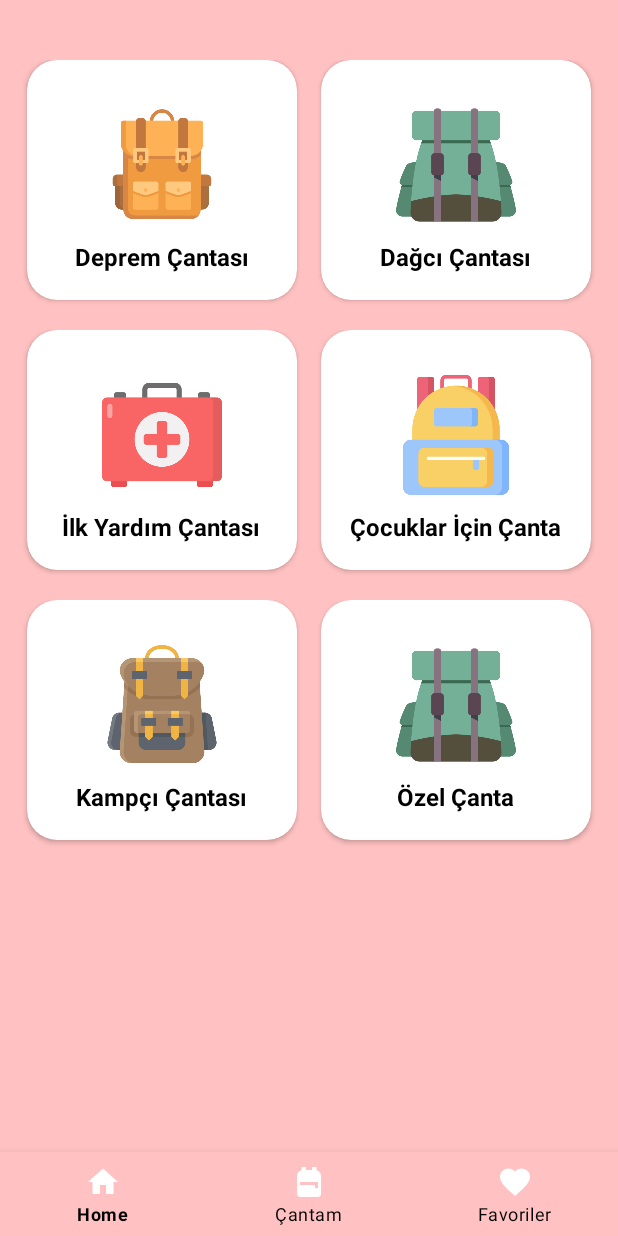
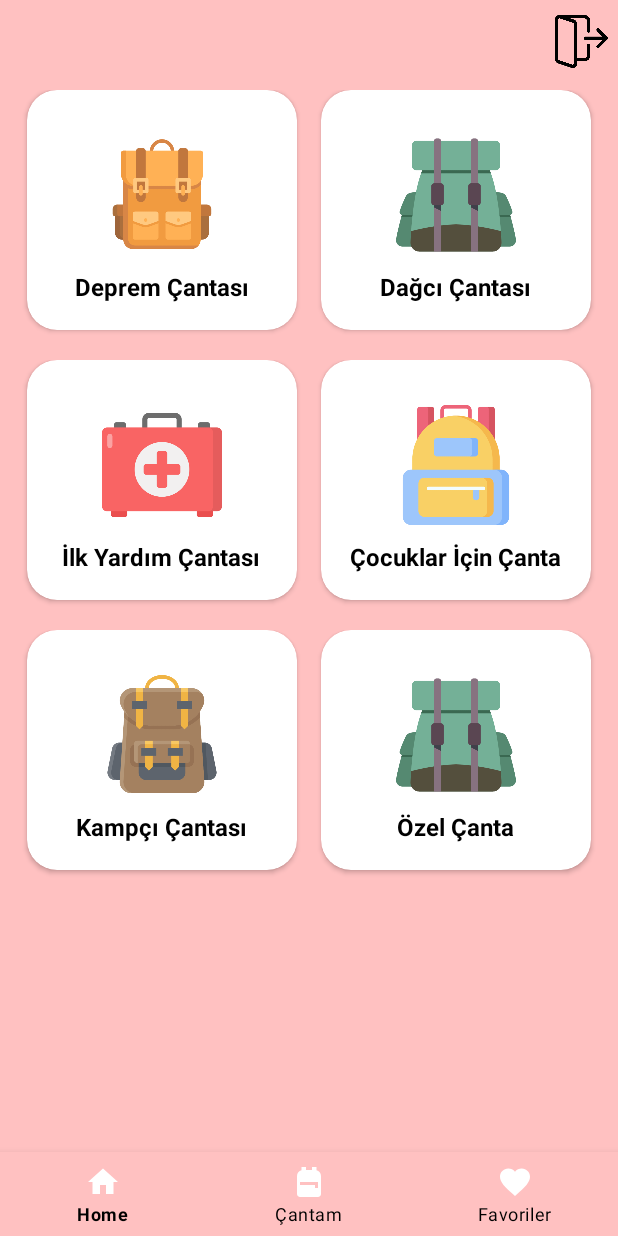
Before and after one commit to IsikParlar/SurvivalPack-Android-App, an Android app: the AnaEkranActivity screen opened directly, with no data from a screen before it, on a phone screen of 412 x 824 dp. Run offline under Robolectric (Android 15) with nearby library versions, the phone set to English and light mode, and no system bars; our stand-ins replace Firebase (no records; nobody signed in at launch, a user with empty details on screens opened directly); Roboto replaces fonts that are not available here.

Commit message:
Survival Pack (Firebase email verification and logout added)

```diff
--- a/app/src/main/java/com/example/survivalpack/activity/AnaEkranActivity.java
+++ b/app/src/main/java/com/example/survivalpack/activity/AnaEkranActivity.java
@@ -11,13 +11,15 @@ import androidx.appcompat.app.AppCompatActivity;
 import androidx.core.content.ContextCompat;
 import com.example.survivalpack.R;
 import com.google.android.material.bottomnavigation.BottomNavigationView;
+import com.google.android.material.navigation.NavigationBarView;
+import com.google.firebase.auth.FirebaseAuth;
 import com.google.firebase.database.DatabaseReference;
 import com.google.firebase.database.FirebaseDatabase;
 
 public class AnaEkranActivity extends AppCompatActivity {
 
     //tasarımda kullanacağımız öğeleri tanımlıyoruz
-    public Button btnbackpackdeprem, btnbackpackx, btnbackpackilkyardim, btnbackpackcocuk,btnbackpackkamp,btnbackpackozel;
+    public Button btnbackpackdeprem, btnbackpackx, btnbackpackilkyardim, btnbackpackcocuk,btnbackpackkamp,btnbackpackozel,buttonSignOut;
 
     private ListView listView;
     private FirebaseDatabase database;
@@ -37,6 +39,7 @@ public class AnaEkranActivity extends AppCompatActivity {
         btnbackpackilkyardim = findViewById(R.id.btnbackpackilkyardim);
         btnbackpackkamp = findViewById(R.id.btnbackpackkamp);
         btnbackpackozel = findViewById(R.id.btnbackpackozel);
+        buttonSignOut = findViewById(R.id.buttonSignOut);
 
         database = FirebaseDatabase.getInstance();
         myRef = database.getReference("Urunler");
@@ -99,9 +102,41 @@ public class AnaEkranActivity extends AppCompatActivity {
             }
         });
 
-        BottomNavigationView bottomNavigationView = findViewById(R.id.bottom_navigation);
+        buttonSignOut.setOnClickListener(new View.OnClickListener() {
+            @Override
+            public void onClick(View v) {
+                FirebaseAuth.getInstance().signOut();
+                Intent intent = new Intent(AnaEkranActivity.this,LoginActivity.class);
+                startActivity(intent);
+            }
+        });
+
+        BottomNavigationView bottomNavigationView = (BottomNavigationView) findViewById(R.id.bottom_navigation);
         bottomNavigationView.setSelectedItemId(R.id.anasayfa);
-        bottomNavigationView.setOnNavigationItemSelectedListener(new BottomNavigationView.OnNavigationItemSelectedListener() {
+
+       /* bottomNavigationView.setOnNavigationItemSelectedListener(new BottomNavigationView.OnNavigationItemSelectedListener() {
+            @Override
+            public boolean onNavigationItemSelected(@NonNull MenuItem item) {
+                switch (item.getItemId()){
+                    case R.id.anasayfa:
+                        startActivity(new Intent(getApplicationContext(), AnaEkranActivity.class));
+                        overridePendingTransition(0,0);
+                        return true;
+                    case R.id.cantam:
+                        startActivity(new Intent(getApplicationContext(), CantamActivity.class));
+                        overridePendingTransition(0,0);
+                        return true;
+                    case R.id.favorite:
+                        startActivity(new Intent(getApplicationContext(), FavoriActivity.class));
+                        overridePendingTransition(0,0);
+                        return true;
+
+                }
+                return false;
+            }
+        });*/
+
+        bottomNavigationView.setOnItemSelectedListener(new NavigationBarView.OnItemSelectedListener() {
             @Override
             public boolean onNavigationItemSelected(@NonNull MenuItem item) {
                 switch (item.getItemId()){
--- a/app/src/main/java/com/example/survivalpack/activity/CantamActivity.java
+++ b/app/src/main/java/com/example/survivalpack/activity/CantamActivity.java
@@ -1,10 +1,7 @@
 package com.example.survivalpack.activity;
 import androidx.annotation.NonNull;
 import androidx.appcompat.app.AppCompatActivity;
-import androidx.appcompat.widget.SearchView;
 import androidx.core.content.ContextCompat;
-import androidx.recyclerview.widget.LinearLayoutManager;
-import androidx.recyclerview.widget.RecyclerView;
 import android.content.Intent;
 import android.os.Bundle;
 import android.view.MenuItem;
@@ -14,10 +11,10 @@ import com.google.android.material.bottomnavigation.BottomNavigationView;
 public class CantamActivity extends AppCompatActivity {
     @Override
     protected void onCreate(Bundle savedInstanceState) {
-
         super.onCreate(savedInstanceState);
         setContentView(R.layout.activity_cantam);
         getWindow().setStatusBarColor(ContextCompat.getColor(CantamActivity.this, R.color.arkaplanrengi));
+
         BottomNavigationView bottomNavigationView = findViewById(R.id.bottom_navigation);
         bottomNavigationView.setSelectedItemId(R.id.cantam);
         bottomNavigationView.setOnNavigationItemSelectedListener(new BottomNavigationView.OnNavigationItemSelectedListener() {
--- a/app/src/main/java/com/example/survivalpack/activity/FavoriActivity.java
+++ b/app/src/main/java/com/example/survivalpack/activity/FavoriActivity.java
@@ -9,8 +9,6 @@ import com.example.survivalpack.R;
 import com.google.android.material.bottomnavigation.BottomNavigationView;
 
 public class FavoriActivity extends AppCompatActivity {
-
-
     @Override
     protected void onCreate(Bundle savedInstanceState) {
         super.onCreate(savedInstanceState);
@@ -33,7 +31,6 @@ public class FavoriActivity extends AppCompatActivity {
                         return true;
                     case R.id.favorite:
                         return true;
-
                 }
                 return false;
             }
--- a/app/src/main/java/com/example/survivalpack/activity/MainActivity.java
+++ b/app/src/main/java/com/example/survivalpack/activity/MainActivity.java
@@ -15,7 +15,6 @@ import android.widget.TextView;
 
 import com.example.survivalpack.R;
 import com.google.firebase.auth.FirebaseAuth;
-import com.google.firebase.auth.FirebaseUser;
 
 public class MainActivity extends AppCompatActivity {
 
@@ -39,7 +38,7 @@ public class MainActivity extends AppCompatActivity {
         buttonFacebook=findViewById(R.id.buttonFacebook);
         buttonTwitter=findViewById(R.id.buttonTwitter);
         buttonInstagram=findViewById(R.id.buttonInstagram);
-        tvRegisterHere=findViewById(R.id.tvRegisterHere);
+        tvRegisterHere=findViewById(R.id.tvForgotPassword);
 
         tvRegisterHere.setOnClickListener(new View.OnClickListener() {
             @Override
--- a/app/src/main/res/layout/activity_anaekran.xml
+++ b/app/src/main/res/layout/activity_anaekran.xml
@@ -27,11 +27,19 @@
             android:layout_width="fill_parent"
             android:layout_height="wrap_content">
 
+            <androidx.appcompat.widget.AppCompatButton
+                android:id="@+id/buttonSignOut"
+                android:layout_width="35dp"
+                android:layout_height="35dp"
+                android:layout_marginLeft="370dp"
+                android:layout_marginTop="10dp"
+                android:background="@drawable/logout" />
+
             <LinearLayout
                 android:layout_width="match_parent"
                 android:layout_height="wrap_content"
                 android:layout_marginLeft="10dp"
-                android:layout_marginTop="40dp"
+                android:layout_marginTop="60dp"
                 android:layout_marginRight="10dp"
                 android:orientation="vertical">
 
```
Also changed, not shown: app/src/main/java/com/example/survivalpack/activity/LoginActivity.java (+18 -6 lines), app/src/main/java/com/example/survivalpack/activity/RegisterActivity.java (+21 -3 lines), app/src/main/java/com/example/survivalpack/activity/User.java (added, +12 -0 lines), app/src/main/res/layout/activity_cantam.xml (+25 -3 lines), app/src/main/res/layout/activity_login.xml (+27 -0 lines), app/src/main/res/layout/activity_main.xml (+5 -5 lines), app/src/main/res/drawable-v24/logout.png (added).
